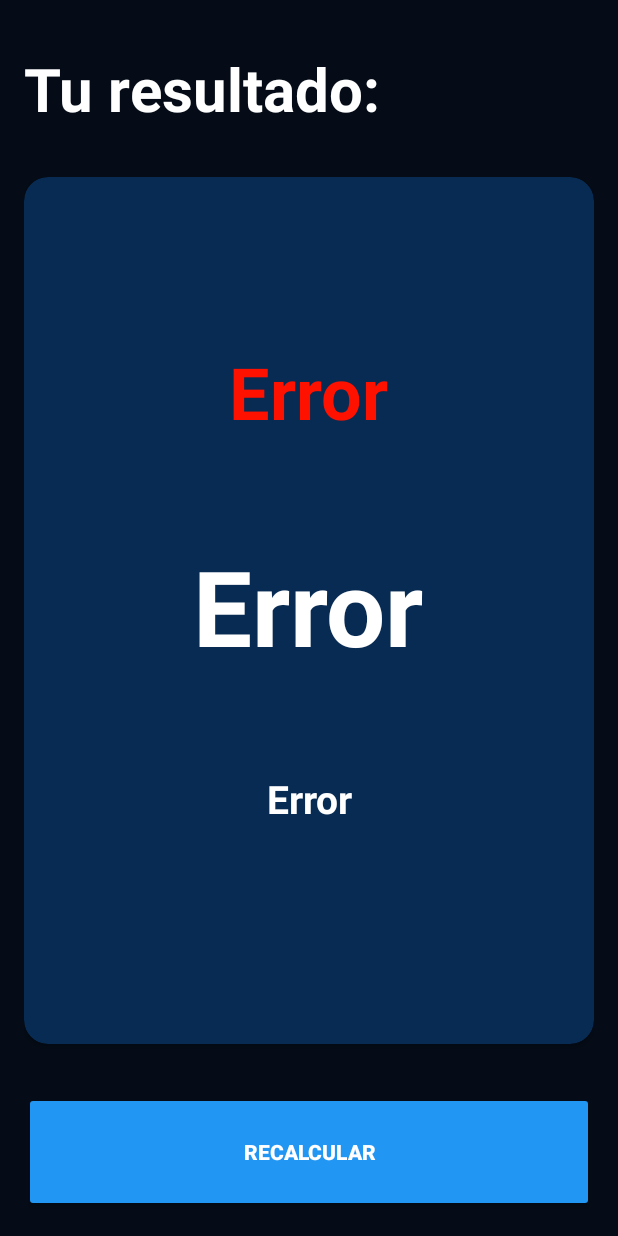
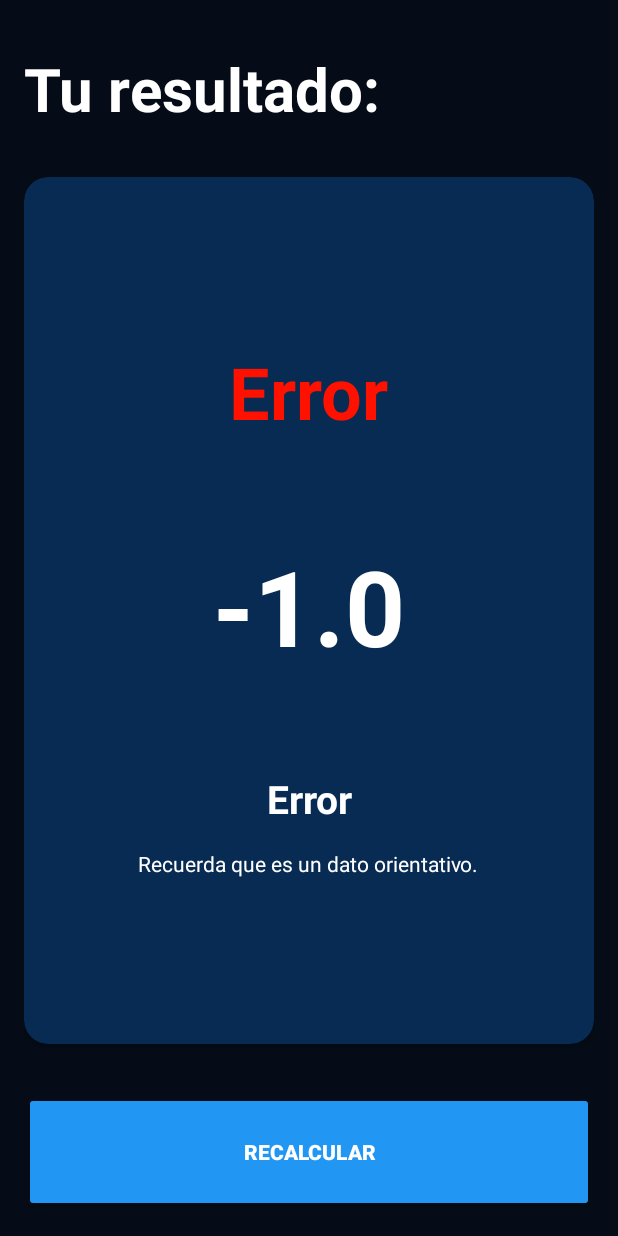
Before and after one commit to Jve386/BMICalculator, an Android app built with Jetpack Compose: the IMC_evaluation screen opened directly, with no data from a screen before it, on a phone screen of 412 x 824 dp. Run offline under Robolectric (Android 15) with nearby library versions, the phone set to English and light mode, and no system bars.

Commit message:
BMICalc optimized.

```diff
--- a/app/src/main/java/com/jve386/bmicalculator/view/IMC_evaluation.kt
+++ b/app/src/main/java/com/jve386/bmicalculator/view/IMC_evaluation.kt
@@ -39,44 +39,21 @@ class IMC_evaluation : ComponentActivity() {
         btnRecalculate.setOnClickListener { onBackPressed() }
     }
 
+
     private fun initUI(result: Double) {
         tvIMC.text = result.toString()
-        when (result) {
-            in 0.00..18.50 -> { //Bajo peso
-                tvResult.text = getString(R.string.title_lowWeight)
-                tvResult.setTextColor(ContextCompat.getColor(this, R.color.weight_low))
-                tvDescription.text = getString(R.string.description_lowWeight)
-                tvAdvice.text = getString(R.string.advice)
-            }
+        val (title, textColor, description) = when (result) {
+            in 0.00..18.50 -> Triple(getString(R.string.title_lowWeight), R.color.weight_low, getString(R.string.description_lowWeight))
+            in 18.51..24.99 -> Triple(getString(R.string.title_normalWeight), R.color.weight_normal, getString(R.string.description_normalWeight))
+            in 25.00..29.99 -> Triple(getString(R.string.title_overWeight), R.color.weight_over, getString(R.string.description_overWeight))
+            in 30.00..99.00 -> Triple(getString(R.string.title_obeseWeight), R.color.weight_obese, getString(R.string.description_obeseWeight))
+            else -> Triple(getString(R.string.error), R.color.weight_obese, getString(R.string.error))
+        }
 
-            in 18.51..24.99 -> { //Peso normal
-                tvResult.text = getString(R.string.title_normalWeight)
-                tvResult.setTextColor(ContextCompat.getColor(this, R.color.weight_normal))
-                tvDescription.text = getString(R.string.description_normalWeight)
-                tvAdvice.text = getString(R.string.advice)
-            }
-
-            in 25.00..29.99 -> { //Sobrepeso
-                tvResult.text = getString(R.string.title_overWeight)
-                tvResult.setTextColor(ContextCompat.getColor(this, R.color.weight_over))
-                tvDescription.text = getString(R.string.description_overWeight)
-                tvAdvice.text = getString(R.string.advice)
-            }
-
-            in 30.00..99.00 -> { //Obesidad
-                tvResult.text = getString(R.string.title_obeseWeight)
-                tvResult.setTextColor(ContextCompat.getColor(this, R.color.weight_obese))
-                tvDescription.text = getString(R.string.description_obeseWeight)
-                tvAdvice.text = getString(R.string.advice)
-            }
-
-            else -> { //error
-                tvIMC.text = getString(R.string.error)
-                tvResult.text = getString(R.string.error)
-                tvDescription.text = getString(R.string.error)
-                tvResult.setTextColor(ContextCompat.getColor(this, R.color.weight_obese))
-            }
-        }
+        tvResult.text = title
+        tvResult.setTextColor(ContextCompat.getColor(this, textColor))
+        tvDescription.text = description
+        tvAdvice.text = getString(R.string.advice)
     }
 
     private fun initComponents() {
--- a/app/src/main/res/layout/main_activity.xml
+++ b/app/src/main/res/layout/main_activity.xml
@@ -166,7 +166,7 @@
                 android:textColor="@color/white"
                 android:textSize="38sp"
                 android:textStyle="bold"
-                tools:text="60" />
+                tools:text="70" />
 
             <androidx.appcompat.widget.LinearLayoutCompat
                 android:layout_width="match_parent"
```
Also changed, not shown: app/src/main/java/com/jve386/bmicalculator/view/MainActivity.kt (+48 -83 lines).
